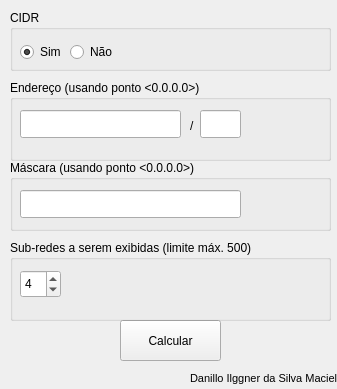
The window that mainwindow.ui (danilloism/calculadoraIPv4) describes before a commit, drawn with Qt 5.
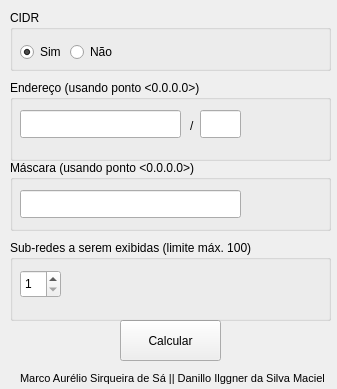
The same window after the commit.

```diff
--- a/mainwindow.ui
+++ b/mainwindow.ui
@@ -59,9 +59,9 @@
    <widget class="QLabel" name="label">
     <property name="geometry">
      <rect>
-      <x>190</x>
+      <x>20</x>
       <y>370</y>
-      <width>151</width>
+      <width>331</width>
       <height>16</height>
      </rect>
     </property>
@@ -71,7 +71,7 @@
      </font>
     </property>
     <property name="text">
-     <string>Danillo Ilggner da Silva Maciel</string>
+     <string>Marco Aurélio Sirqueira de Sá || Danillo Ilggner da Silva Maciel</string>
     </property>
    </widget>
    <widget class="QGroupBox" name="groupBox_3">
@@ -171,7 +171,7 @@
      </rect>
     </property>
     <property name="title">
-     <string>Sub-redes a serem exibidas (limite máx. 500)</string>
+     <string>Sub-redes a serem exibidas (limite máx. 100)</string>
     </property>
     <widget class="QSpinBox" name="spinBox">
      <property name="geometry">
@@ -186,10 +186,10 @@
       <number>1</number>
      </property>
      <property name="maximum">
-      <number>500</number>
+      <number>100</number>
      </property>
      <property name="value">
-      <number>4</number>
+      <number>1</number>
      </property>
     </widget>
    </widget>
```
Left out of the diff: 4 changed lines with no effect on the pictures.
